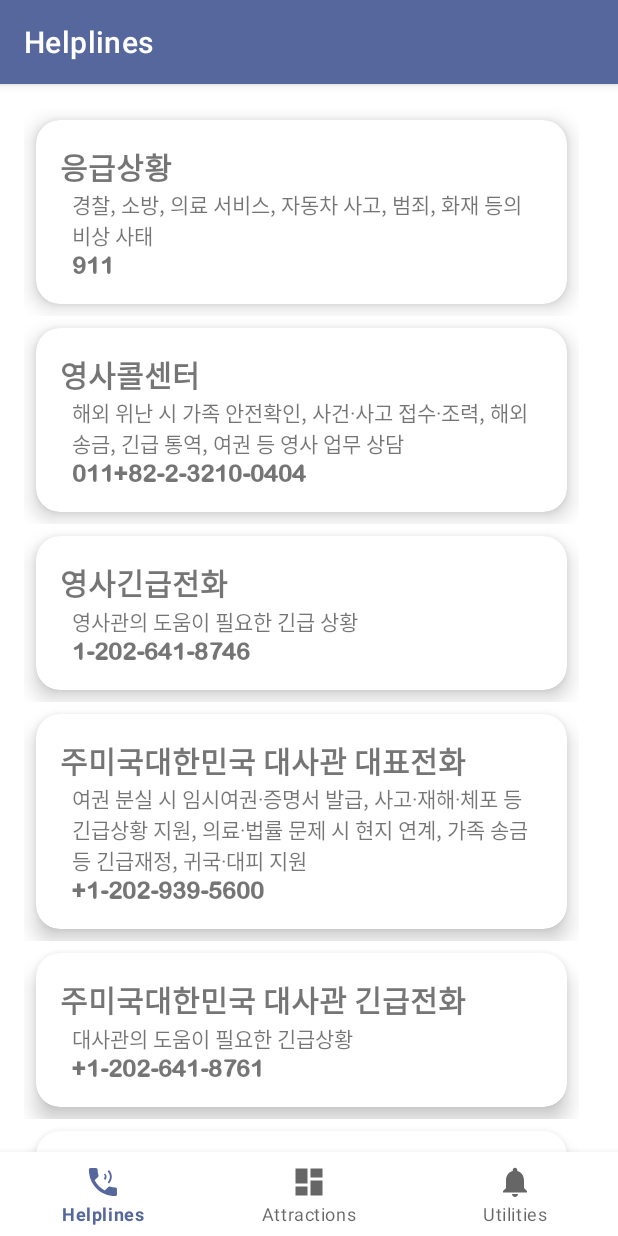
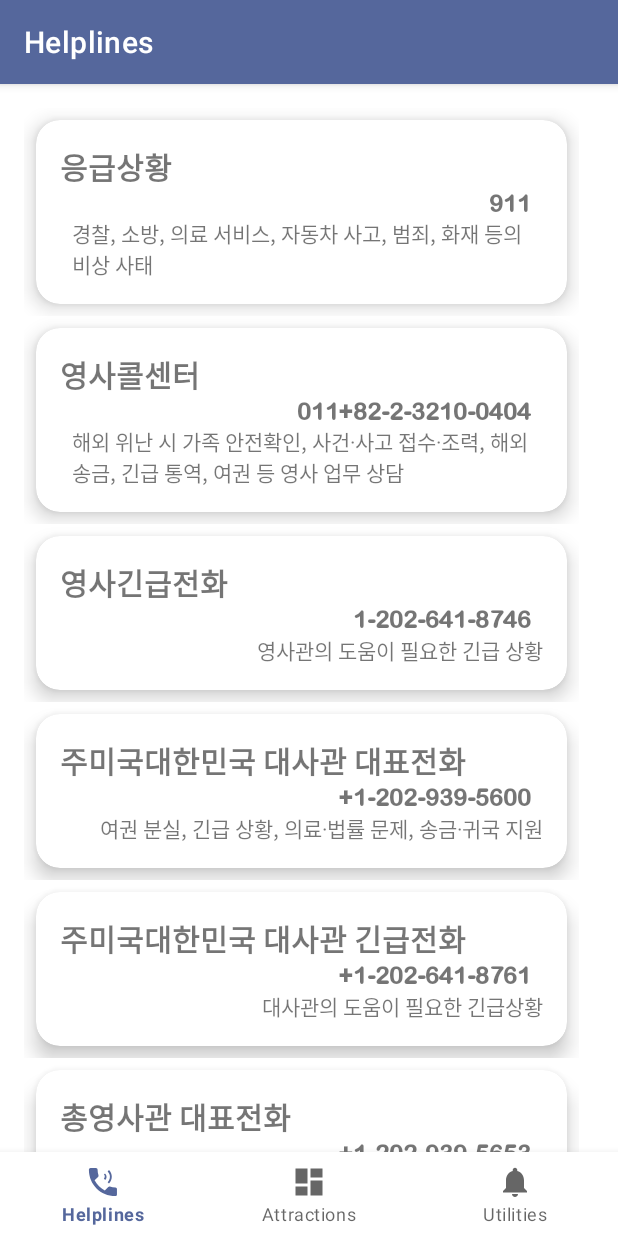
Before and after one commit to bamnamu/flow_camp, an Android app: the screen it shows after launch (MainActivity), on a phone screen of 412 x 824 dp. Run offline under Robolectric (Android 15) with nearby library versions, the phone set to English and light mode, and no system bars; our stand-ins replace navigation-ui; pictures from the network do not load.

Commit message:
tab1 again ..

```diff
--- a/app/src/main/res/layout/helpline_layout.xml
+++ b/app/src/main/res/layout/helpline_layout.xml
@@ -76,16 +76,6 @@
             android:layout_alignParentTop="true"
             android:fontFamily="@font/nanumgothic"/>
 
-        <!--bullet list-->
-        <TextView
-            android:id="@+id/helpline_bullet_list"
-            android:layout_width="wrap_content"
-            android:layout_height="wrap_content"
-            android:orientation="vertical"
-            android:layout_below="@id/helpline_title"
-            android:layout_marginStart="8dp"
-            />
-
         <!--연락처-->
         <TextView
             android:id="@+id/helpline_contact"
@@ -94,9 +84,21 @@
             android:textSize="16sp"
             android:textStyle="bold"
             android:layout_marginStart="8dp"
-            android:layout_below="@id/helpline_bullet_list"
+            android:layout_marginEnd="8dp"
+            android:layout_below="@id/helpline_title"
+            android:layout_alignParentRight="true"
             android:fontFamily="@font/cutenumber"/>
 
+        <!--bullet list-->
+        <TextView
+            android:id="@+id/helpline_bullet_list"
+            android:layout_width="wrap_content"
+            android:layout_height="wrap_content"
+            android:orientation="vertical"
+            android:layout_below="@id/helpline_contact"
+            android:layout_alignParentRight="true"
+            android:layout_marginStart="8dp"
+            />
 
     </RelativeLayout>
 </androidx.cardview.widget.CardView>
--- a/app/src/main/res/raw/helpline.json
+++ b/app/src/main/res/raw/helpline.json
@@ -20,7 +20,7 @@
   {
     "imageResId": "us",
     "title": "주미국대한민국 대사관 대표전화",
-    "bulletList":"여권 분실 시 임시여권·증명서 발급, 사고·재해·체포 등 긴급상황 지원, 의료·법률 문제 시 현지 연계, 가족 송금 등 긴급재정, 귀국·대피 지원",
+    "bulletList":"여권 분실, 긴급 상황, 의료·법률 문제, 송금·귀국 지원",
     "contact": "+1-202-939-5600"
   },
   {
@@ -32,7 +32,7 @@
   {
     "imageResId": "seattle",
     "title": "총영사관 대표전화",
-    "bulletList": "외국에서 범죄에 휘말리게 된 경우, 경찰서로 연행이 된 경우, 사고를 겪게 된 경우, 비자발급, 여권 혹은 증명서 발급 등 영사 서비스가 필요한 경우",
+    "bulletList": "범죄에 휘말리게 된 경우, 사고 경우, 비자·여권·증명서 발급 등 영사 서비스가 필요한 경우",
     "contact": "+1-202-939-5653"
   },
   {
```
